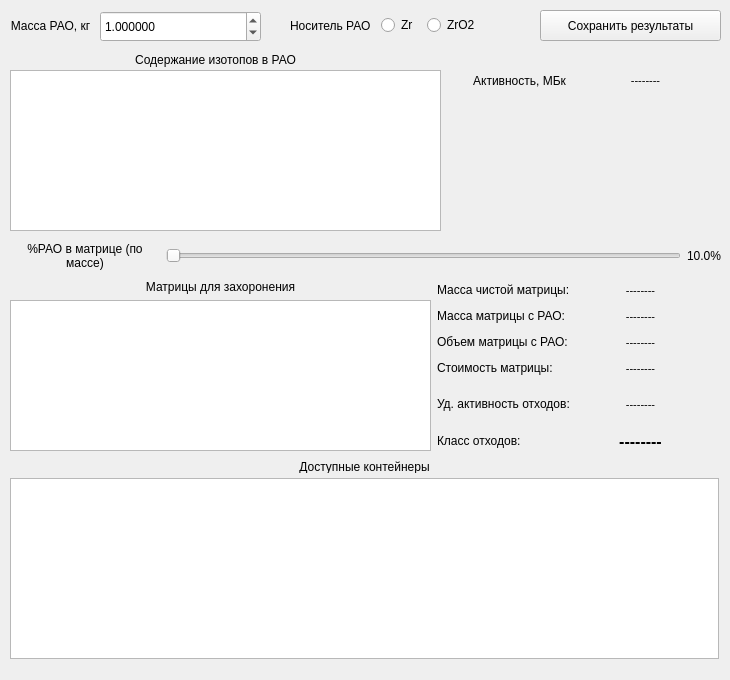
This is mainwindow.ui in NikolaiAndreadi/Zr-Matrix-Price as Qt 5 draws it before an edit. The edited form follows.
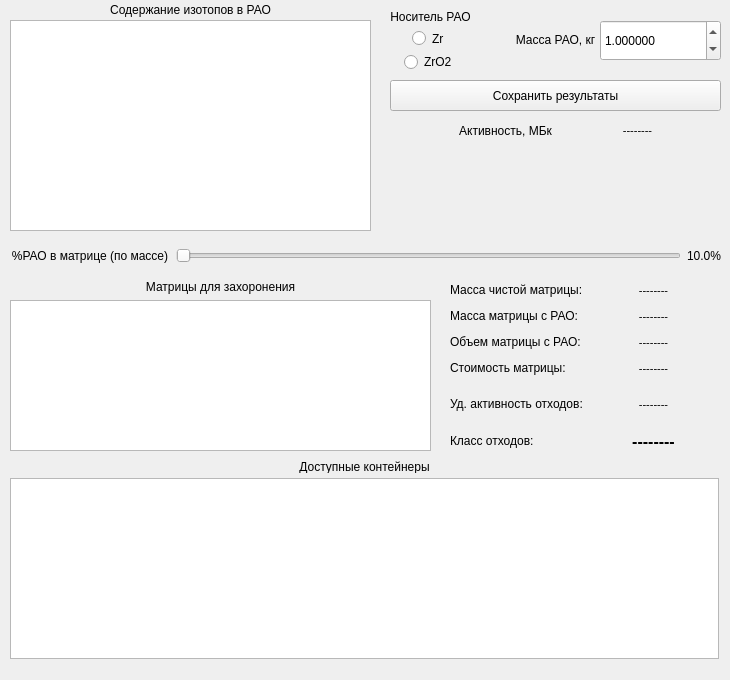
This is the edited form.

Commit message: Isotopes tableView -> tableWidget

```diff
--- a/mainwindow.ui
+++ b/mainwindow.ui
@@ -46,13 +46,13 @@
       <widget class="QLabel" name="label_ZrPercent">
        <property name="minimumSize">
         <size>
-         <width>150</width>
+         <width>160</width>
          <height>0</height>
         </size>
        </property>
        <property name="maximumSize">
         <size>
-         <width>150</width>
+         <width>160</width>
          <height>16777215</height>
         </size>
        </property>
@@ -130,9 +130,9 @@
    <widget class="QWidget" name="formLayoutWidget">
     <property name="geometry">
      <rect>
-      <x>437</x>
+      <x>450</x>
       <y>280</y>
-      <width>291</width>
+      <width>271</width>
       <height>171</height>
      </rect>
     </property>
@@ -648,10 +648,10 @@
    <widget class="QLabel" name="label_WasteMass">
     <property name="geometry">
      <rect>
-      <x>10</x>
-      <y>10</y>
-      <width>81</width>
-      <height>31</height>
+      <x>510</x>
+      <y>9</y>
+      <width>91</width>
+      <height>61</height>
      </rect>
     </property>
     <property name="sizePolicy">
@@ -671,8 +671,8 @@
     <property name="geometry">
      <rect>
       <x>10</x>
-      <y>50</y>
-      <width>411</width>
+      <y>0</y>
+      <width>361</width>
       <height>20</height>
      </rect>
     </property>
@@ -692,9 +692,9 @@
    <widget class="QPushButton" name="pushButton_SaveResults">
     <property name="geometry">
      <rect>
-      <x>540</x>
-      <y>10</y>
-      <width>181</width>
+      <x>390</x>
+      <y>80</y>
+      <width>331</width>
       <height>31</height>
      </rect>
     </property>
@@ -702,13 +702,13 @@
      <string>Сохранить результаты</string>
     </property>
    </widget>
-   <widget class="QTableView" name="tableView_Isotopes">
+   <widget class="QTableWidget" name="tableWidget_Isotopes">
     <property name="geometry">
      <rect>
       <x>10</x>
-      <y>70</y>
-      <width>431</width>
-      <height>161</height>
+      <y>20</y>
+      <width>361</width>
+      <height>211</height>
      </rect>
     </property>
     <property name="lineWidth">
@@ -732,9 +732,21 @@
     <property name="cornerButtonEnabled">
      <bool>false</bool>
     </property>
-    <attribute name="horizontalHeaderHighlightSections">
+    <property name="rowCount">
+     <number>0</number>
+    </property>
+    <property name="columnCount">
+     <number>0</number>
+    </property>
+    <attribute name="horizontalHeaderCascadingSectionResizes">
      <bool>false</bool>
     </attribute>
+    <attribute name="horizontalHeaderShowSortIndicator" stdset="0">
+     <bool>false</bool>
+    </attribute>
+    <attribute name="horizontalHeaderStretchLastSection">
+     <bool>true</bool>
+    </attribute>
     <attribute name="verticalHeaderVisible">
      <bool>false</bool>
     </attribute>
@@ -745,9 +757,9 @@
    <widget class="QLabel" name="label_Activity">
     <property name="geometry">
      <rect>
-      <x>450</x>
-      <y>70</y>
-      <width>139</width>
+      <x>420</x>
+      <y>120</y>
+      <width>171</width>
       <height>22</height>
      </rect>
     </property>
@@ -761,8 +773,8 @@
    <widget class="QLabel" name="label_ActivityValue">
     <property name="geometry">
      <rect>
-      <x>600</x>
-      <y>70</y>
+      <x>592</x>
+      <y>120</y>
       <width>91</width>
       <height>21</height>
      </rect>
@@ -782,52 +794,13 @@
      <bool>false</bool>
     </property>
    </widget>
-   <widget class="QWidget" name="horizontalLayoutWidget">
-    <property name="geometry">
-     <rect>
-      <x>290</x>
-      <y>10</y>
-      <width>221</width>
-      <height>31</height>
-     </rect>
-    </property>
-    <layout class="QHBoxLayout" name="horizontalLayout">
-     <item>
-      <widget class="QLabel" name="label">
-       <property name="text">
-        <string>Носитель РАО</string>
-       </property>
-      </widget>
-     </item>
-     <item>
-      <widget class="QRadioButton" name="radioButton_ZrCarrier">
-       <property name="maximumSize">
-        <size>
-         <width>40</width>
-         <height>16777215</height>
-        </size>
-       </property>
-       <property name="text">
-        <string>Zr</string>
-       </property>
-      </widget>
-     </item>
-     <item>
-      <widget class="QRadioButton" name="radioButton_ZrO2Carrier">
-       <property name="text">
-        <string>ZrO2</string>
-       </property>
-      </widget>
-     </item>
-    </layout>
-   </widget>
    <widget class="QDoubleSpinBox" name="doubleSpinBox_WasteMass">
     <property name="geometry">
      <rect>
-      <x>100</x>
-      <y>11</y>
-      <width>161</width>
-      <height>31</height>
+      <x>600</x>
+      <y>20</y>
+      <width>121</width>
+      <height>41</height>
      </rect>
     </property>
     <property name="decimals">
@@ -843,6 +816,48 @@
      <double>1.000000000000000</double>
     </property>
    </widget>
+   <widget class="QWidget" name="verticalLayoutWidget">
+    <property name="geometry">
+     <rect>
+      <x>390</x>
+      <y>10</y>
+      <width>81</width>
+      <height>61</height>
+     </rect>
+    </property>
+    <layout class="QVBoxLayout" name="verticalLayout">
+     <item>
+      <widget class="QLabel" name="label">
+       <property name="text">
+        <string>Носитель РАО</string>
+       </property>
+       <property name="alignment">
+        <set>Qt::AlignCenter</set>
+       </property>
+      </widget>
+     </item>
+     <item alignment="Qt::AlignHCenter">
+      <widget class="QRadioButton" name="radioButton_ZrCarrier">
+       <property name="maximumSize">
+        <size>
+         <width>40</width>
+         <height>16777215</height>
+        </size>
+       </property>
+       <property name="text">
+        <string>Zr</string>
+       </property>
+      </widget>
+     </item>
+     <item alignment="Qt::AlignHCenter">
+      <widget class="QRadioButton" name="radioButton_ZrO2Carrier">
+       <property name="text">
+        <string>ZrO2</string>
+       </property>
+      </widget>
+     </item>
+    </layout>
+   </widget>
   </widget>
   <widget class="QStatusBar" name="statusBar">
    <property name="enabled">
```
Left out of the diff: 9 changed lines with no effect on the pictures. The commit also changes 4 other files.
